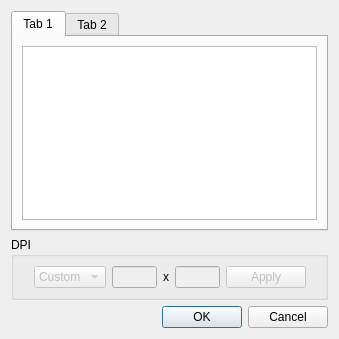
Above: src/app/FixDpiDialog.ui from karnigen/scantailor-advanced before the change. Below: the same form after it.
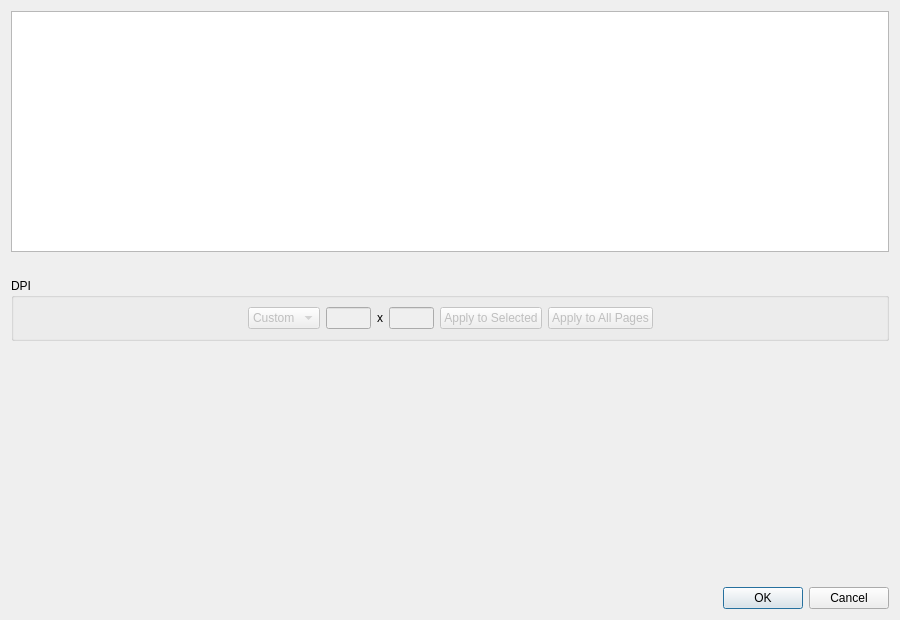
That is the form after the change.

What changed in the file:
```diff
--- a/src/app/FixDpiDialog.ui
+++ b/src/app/FixDpiDialog.ui
@@ -6,8 +6,8 @@
    <rect>
     <x>0</x>
     <y>0</y>
-    <width>339</width>
-    <height>339</height>
+    <width>900</width>
+    <height>620</height>
    </rect>
   </property>
   <property name="windowTitle">
@@ -15,38 +15,20 @@
   </property>
   <layout class="QVBoxLayout">
    <item>
-    <widget class="QTabWidget" name="tabWidget">
-     <property name="currentIndex">
-      <number>0</number>
+    <widget class="QTableView" name="allPagesTable">
+     <property name="toolTip">
+      <string>All project pages and their current source DPI.</string>
      </property>
-     <widget class="QWidget" name="tab">
-      <attribute name="title">
-       <string>Tab 1</string>
-      </attribute>
-      <layout class="QVBoxLayout">
-       <item>
-        <widget class="QTreeView" name="undefinedDpiView">
-         <property name="toolTip">
-          <string>Pages whose resolution is missing or undefined.</string>
-         </property>
-        </widget>
-       </item>
-      </layout>
-     </widget>
-     <widget class="QWidget" name="tab_2">
-      <attribute name="title">
-       <string>Tab 2</string>
-      </attribute>
-      <layout class="QVBoxLayout">
-       <item>
-        <widget class="QTreeView" name="allPagesView">
-         <property name="toolTip">
-          <string>All project pages and their current resolution.</string>
-         </property>
-        </widget>
-       </item>
-      </layout>
-     </widget>
+    </widget>
+   </item>
+   <item>
+    <widget class="QLabel" name="dpiStatsLabel">
+     <property name="text">
+      <string/>
+     </property>
+     <property name="wordWrap">
+      <bool>true</bool>
+     </property>
     </widget>
    </item>
    <item>
@@ -128,8 +110,18 @@
          <bool>false</bool>
         </property>
         <property name="text">
-         <string>Apply</string>
+         <string>Apply to Selected</string>
         </property>
+       </widget>
+      </item>
+      <item>
+       <widget class="QPushButton" name="applyAllBtn">
+        <property name="enabled">
+         <bool>false</bool>
+        </property>
+        <property name="text">
+         <string>Apply to All Pages</string>
+        </property>
         <property name="toolTip">
          <string>Apply the selected resolution to the selected pages.</string>
         </property>
```
Left out of the diff: 5 changed lines with no effect on the pictures.
